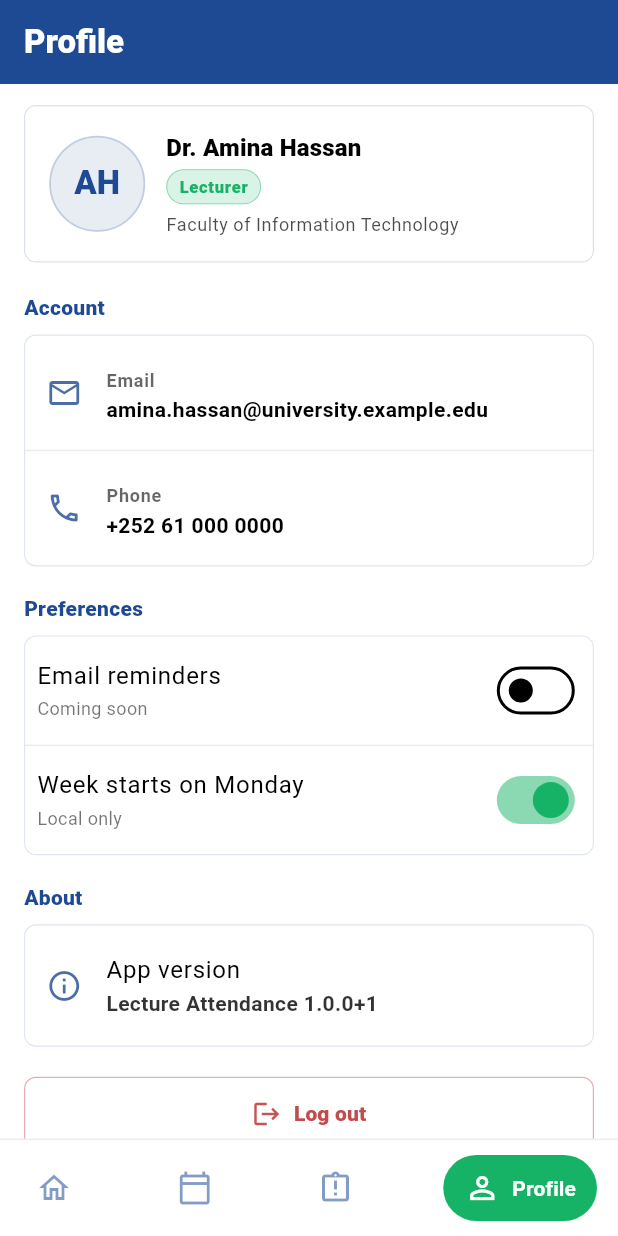
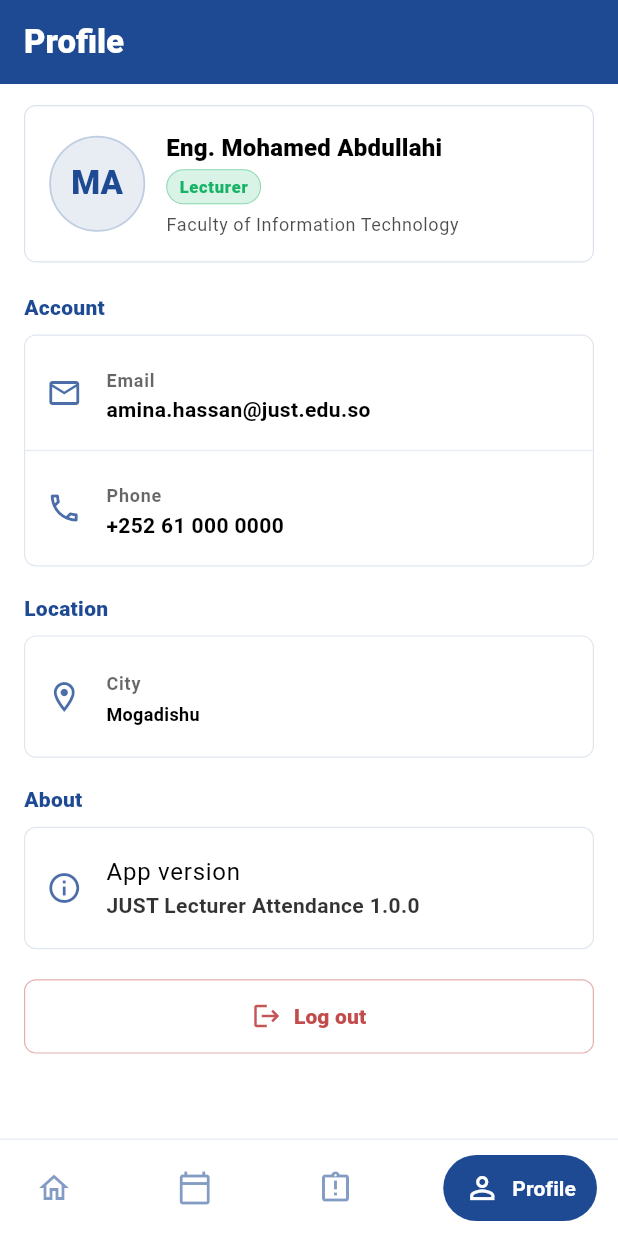
Before and after one commit to Diinsaalow/just-lecture-attendance, a Flutter app: the screen it shows after launch, item 4 of the bottom bar chosen, on a phone screen of 412 x 824 dp. Run offline on Flutter 3.47's test engine with Material 3 defaults, Android fonts, the phone set to English and light mode, and no system bars; our stand-ins replace get.

Commit message:
Updated lecturer profile details, including name, email, city, and country. Enhanced UI in ProfileView and AttendanceHistoryView for better readability and consistency. Adjusted theme colors in ClassCard and DashboardShellView for improved design coherence.

```diff
--- a/mobile/lib/core/theme/app_theme.dart
+++ b/mobile/lib/core/theme/app_theme.dart
@@ -29,6 +29,7 @@ class AppTheme {
       useMaterial3: true,
       colorScheme: colorScheme,
       primaryColor: colorScheme.primary,
+      secondaryHeaderColor: colorScheme.secondary,
       scaffoldBackgroundColor: colorScheme.surface,
       appBarTheme: AppBarTheme(
         backgroundColor: colorScheme.surface,
--- a/mobile/lib/modules/dashboard/controllers/profile_controller.dart
+++ b/mobile/lib/modules/dashboard/controllers/profile_controller.dart
@@ -3,14 +3,13 @@ import 'package:mobile/modules/dashboard/models/lecturer_profile.dart';
 
 class ProfileController extends GetxController {
   final profile = const LecturerProfile(
-    fullName: 'Dr. Amina Hassan',
-    initials: 'AH',
+    fullName: 'Eng. Mohamed Abdullahi',
+    initials: 'MA',
     role: 'Lecturer',
     department: 'Faculty of Information Technology',
-    email: 'amina.hassan@university.example.edu',
+    email: 'amina.hassan@just.edu.so',
     phone: '+252 61 000 0000',
+    city: 'Mogadishu',
+    country: 'Somalia',
   );
-
-  final emailReminders = false.obs;
-  final weekStartsOnMonday = true.obs;
 }
--- a/mobile/lib/modules/dashboard/models/lecturer_profile.dart
+++ b/mobile/lib/modules/dashboard/models/lecturer_profile.dart
@@ -6,6 +6,8 @@ class LecturerProfile {
     required this.department,
     required this.email,
     required this.phone,
+    required this.city,
+    required this.country,
   });
 
   final String fullName;
@@ -14,4 +16,6 @@ class LecturerProfile {
   final String department;
   final String email;
   final String phone;
+  final String city;
+  final String country;
 }
--- a/mobile/lib/modules/dashboard/views/dashboard_shell_view.dart
+++ b/mobile/lib/modules/dashboard/views/dashboard_shell_view.dart
@@ -94,7 +94,7 @@ class _BottomPillNavItem extends StatelessWidget {
 
   @override
   Widget build(BuildContext context) {
-    final pillColor = AppColors.secondary;
+    final pillColor = AppColors.primary;
     final inactiveColor = AppColors.primary.withValues(alpha: 0.55);
 
     return Material(
--- a/mobile/lib/modules/dashboard/views/profile_view.dart
+++ b/mobile/lib/modules/dashboard/views/profile_view.dart
@@ -40,8 +40,14 @@ class ProfileView extends GetView<ProfileController> {
             surface: surface,
             children: [
               ListTile(
-                contentPadding: const EdgeInsets.symmetric(horizontal: 14, vertical: 2),
-                leading: Icon(Icons.email_outlined, color: primary.withValues(alpha: 0.80)),
+                contentPadding: const EdgeInsets.symmetric(
+                  horizontal: 14,
+                  vertical: 2,
+                ),
+                leading: Icon(
+                  Icons.email_outlined,
+                  color: primary.withValues(alpha: 0.80),
+                ),
                 title: Text(
                   'Email',
                   style: TextStyle(
@@ -60,8 +66,14 @@ class ProfileView extends GetView<ProfileController> {
               ),
               Divider(height: 1, color: primary.withValues(alpha: 0.10)),
               ListTile(
-                contentPadding: const EdgeInsets.symmetric(horizontal: 14, vertical: 2),
-                leading: Icon(Icons.phone_outlined, color: primary.withValues(alpha: 0.80)),
+                contentPadding: const EdgeInsets.symmetric(
+                  horizontal: 14,
+                  vertical: 2,
+                ),
+                leading: Icon(
+                  Icons.phone_outlined,
+                  color: primary.withValues(alpha: 0.80),
+                ),
                 title: Text(
                   'Phone',
                   style: TextStyle(
@@ -81,43 +93,36 @@ class ProfileView extends GetView<ProfileController> {
             ],
           ),
           const SizedBox(height: 18),
-          _SectionTitle(text: 'Preferences', primary: primary),
+          _SectionTitle(text: 'Location', primary: primary),
           const SizedBox(height: 8),
           _BorderedGroup(
             primary: primary,
             surface: surface,
             children: [
-              Obx(
-                () => SwitchListTile(
-                  contentPadding: const EdgeInsets.symmetric(horizontal: 8),
-                  value: controller.emailReminders.value,
-                  activeThumbColor: AppColors.secondary,
-                  title: const Text('Email reminders'),
-                  subtitle: Text(
-                    'Coming soon',
-                    style: TextStyle(
-                      color: onSurface.withValues(alpha: 0.55),
-                      fontSize: 12,
-                    ),
+              ListTile(
+                contentPadding: const EdgeInsets.symmetric(
+                  horizontal: 14,
+                  vertical: 4,
+                ),
+                leading: Icon(
+                  Icons.location_on_outlined,
+                  color: primary.withValues(alpha: 0.80),
+                ),
+                title: Text(
+                  'City',
+                  style: TextStyle(
+                    color: onSurface.withValues(alpha: 0.60),
+                    fontSize: 12,
+                    fontWeight: FontWeight.w600,
                   ),
-                  onChanged: (v) => controller.emailReminders.value = v,
                 ),
-              ),
-              Divider(height: 1, color: primary.withValues(alpha: 0.10)),
-              Obx(
-                () => SwitchListTile(
-                  contentPadding: const EdgeInsets.symmetric(horizontal: 8),
-                  value: controller.weekStartsOnMonday.value,
-                  activeThumbColor: AppColors.secondary,
-                  title: const Text('Week starts on Monday'),
-                  subtitle: Text(
-                    'Local only',
-                    style: TextStyle(
-                      color: onSurface.withValues(alpha: 0.55),
-                      fontSize: 12,
-                    ),
+                subtitle: Text(
+                  controller.profile.city,
+                  style: TextStyle(
+                    color: onSurface,
+                    fontSize: 12,
+                    fontWeight: FontWeight.w600,
                   ),
-                  onChanged: (v) => controller.weekStartsOnMonday.value = v,
                 ),
               ),
             ],
@@ -130,11 +135,17 @@ class ProfileView extends GetView<ProfileController> {
             surface: surface,
             children: [
               ListTile(
-                contentPadding: const EdgeInsets.symmetric(horizontal: 14, vertical: 4),
-                leading: Icon(Icons.info_outline, color: primary.withValues(alpha: 0.80)),
+                contentPadding: const EdgeInsets.symmetric(
+                  horizontal: 14,
+                  vertical: 4,
+                ),
+                leading: Icon(
+                  Icons.info_outline,
+                  color: primary.withValues(alpha: 0.80),
+                ),
                 title: const Text('App version'),
                 subtitle: Text(
-                  'Lecture Attendance 1.0.0+1',
+                  'JUST Lecturer Attendance 1.0.0',
                   style: TextStyle(
                     color: onSurface.withValues(alpha: 0.80),
                     fontWeight: FontWeight.w600,
@@ -152,7 +163,10 @@ class ProfileView extends GetView<ProfileController> {
               onTap: () => _showLogoutDialog(context),
               child: Container(
                 width: double.infinity,
-                padding: const EdgeInsets.symmetric(vertical: 14, horizontal: 14),
+                padding: const EdgeInsets.symmetric(
+                  vertical: 14,
+                  horizontal: 14,
+                ),
                 decoration: BoxDecoration(
                   borderRadius: BorderRadius.circular(8),
                   border: Border.all(
@@ -193,11 +207,18 @@ class ProfileView extends GetView<ProfileController> {
         return AlertDialog(
           shape: RoundedRectangleBorder(borderRadius: BorderRadius.circular(8)),
           title: const Text('Log out?'),
-          content: const Text('You are not signed in to a real account yet. This is a demo action.'),
+          content: const Text(
+            'You are not signed in to a real account yet. This is a demo action.',
+          ),
           actions: [
             TextButton(
               onPressed: () => Navigator.of(ctx).pop(),
-              child: Text('Cancel', style: TextStyle(color: AppColors.primary.withValues(alpha: 0.9))),
+              child: Text(
+                'Cancel',
+                style: TextStyle(
+                  color: AppColors.primary.withValues(alpha: 0.9),
+                ),
+              ),
             ),
             FilledButton(
               style: FilledButton.styleFrom(
@@ -252,7 +273,10 @@ class _ProfileHeader extends StatelessWidget {
             width: 64,
             decoration: BoxDecoration(
               shape: BoxShape.circle,
-              border: Border.all(color: primary.withValues(alpha: 0.20), width: 1.2),
+              border: Border.all(
+                color: primary.withValues(alpha: 0.20),
+                width: 1.2,
+              ),
               color: primary.withValues(alpha: 0.10),
             ),
             alignment: Alignment.center,
@@ -278,7 +302,10 @@ class _ProfileHeader extends StatelessWidget {
                 ),
                 const SizedBox(height: 2),
                 Container(
-                  padding: const EdgeInsets.symmetric(horizontal: 8, vertical: 3),
+                  padding: const EdgeInsets.symmetric(
+                    horizontal: 8,
+                    vertical: 3,
+                  ),
                   decoration: BoxDecoration(
                     color: secondary.withValues(alpha: 0.16),
                     borderRadius: BorderRadius.circular(999),
--- a/mobile/lib/modules/dashboard/widgets/class_card.dart
+++ b/mobile/lib/modules/dashboard/widgets/class_card.dart
@@ -19,7 +19,7 @@ class ClassCard extends StatelessWidget {
 
     return Container(
       decoration: BoxDecoration(
-        color: Colors.white,
+        color: theme.colorScheme.surface,
         borderRadius: BorderRadius.circular(radius),
         border: Border.all(color: borderColor, width: 0.8),
       ),
@@ -86,7 +86,7 @@ class ClassCard extends StatelessWidget {
                   maxLines: 1,
                   overflow: TextOverflow.ellipsis,
                   style: theme.textTheme.titleMedium?.copyWith(
-                    color: Colors.black,
+                    color: theme.colorScheme.onSurface,
                     fontWeight: FontWeight.w700,
                     height: 1.15,
                   ),
@@ -113,7 +113,7 @@ class ClassCard extends StatelessWidget {
                       Text(
                         session.daysOfWeek,
                         style: theme.textTheme.bodyMedium?.copyWith(
-                          color: AppColors.darkBackground.withValues(
+                          color: theme.colorScheme.onSurface.withValues(
                             alpha: 0.82,
                           ),
                           fontWeight: FontWeight.w600,
```
Also changed, not shown: mobile/lib/modules/dashboard/views/attendance_history_view.dart (+10 -16 lines).
